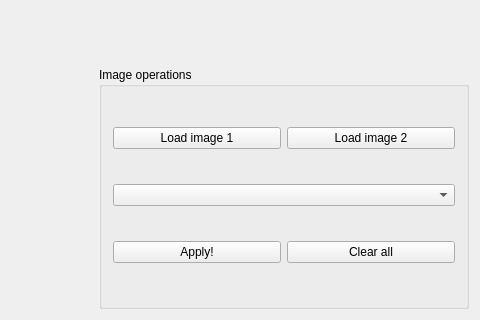
Above: operations/mainwindow.ui from diegomarcov/pdiProjects before the change; both pictures show x 288 to 768 and y 202 to 522 of the 768 by 522 pixel window. Below: the same form after it.
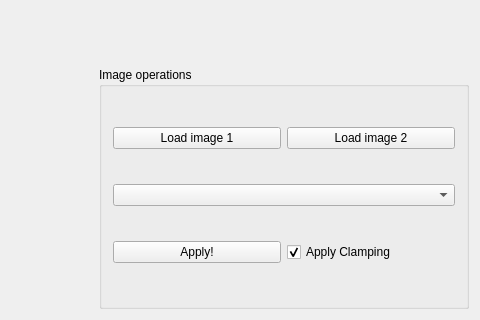
That is the form after the change.

Commit message: Added CLAMP option to operations project

```diff
--- a/operations/mainwindow.ui
+++ b/operations/mainwindow.ui
@@ -107,9 +107,12 @@
         <widget class="QComboBox" name="operationComboBox"/>
        </item>
        <item row="3" column="1">
-        <widget class="QPushButton" name="clearButton">
+        <widget class="QCheckBox" name="clampCheckBox">
          <property name="text">
-          <string>Clear all</string>
+          <string>Apply Clamping</string>
+         </property>
+         <property name="checked">
+          <bool>true</bool>
          </property>
         </widget>
        </item>
```
The commit also changes 3 other files.
